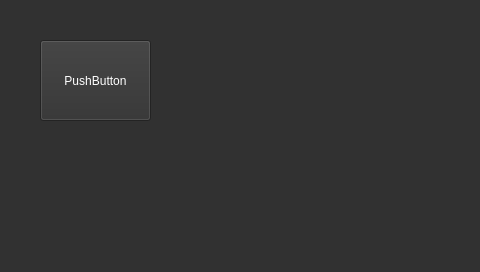
First picture: the form in linux/easyduo.ui, repository elnicoCZ/sqm4_vf6_easyDuo, before the edit.
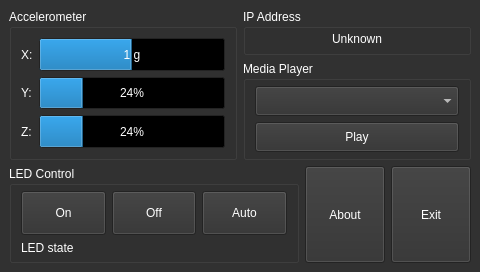
Second picture: the form after the edit.

Commit message: Linux: (Dummy) GUI designed.

What changed in the file:
```diff
--- a/linux/easyduo.ui
+++ b/linux/easyduo.ui
@@ -435,19 +435,397 @@
    <string>MainWindow</string>
   </property>
   <widget class="QWidget" name="centralwidget">
-   <widget class="QPushButton" name="pushButton">
-    <property name="geometry">
-     <rect>
-      <x>40</x>
-      <y>40</y>
-      <width>111</width>
-      <height>81</height>
-     </rect>
-    </property>
-    <property name="text">
-     <string>PushButton</string>
-    </property>
-   </widget>
+   <layout class="QGridLayout" name="gridLayout">
+    <item row="0" column="0">
+     <layout class="QVBoxLayout" name="verticalLayout">
+      <property name="leftMargin">
+       <number>0</number>
+      </property>
+      <item>
+       <layout class="QHBoxLayout" name="horizontalLayout">
+        <item>
+         <widget class="QGroupBox" name="gbxAccel">
+          <property name="title">
+           <string>Accelerometer</string>
+          </property>
+          <layout class="QGridLayout" name="gridLayout_3">
+           <item row="0" column="0">
+            <widget class="QLabel" name="lblAccelX">
+             <property name="text">
+              <string>X:</string>
+             </property>
+            </widget>
+           </item>
+           <item row="0" column="1">
+            <widget class="QProgressBar" name="prgAccelX">
+             <property name="sizePolicy">
+              <sizepolicy hsizetype="Expanding" vsizetype="MinimumExpanding">
+               <horstretch>0</horstretch>
+               <verstretch>0</verstretch>
+              </sizepolicy>
+             </property>
+             <property name="minimumSize">
+              <size>
+               <width>100</width>
+               <height>30</height>
+              </size>
+             </property>
+             <property name="minimum">
+              <number>-2048</number>
+             </property>
+             <property name="maximum">
+              <number>2048</number>
+             </property>
+             <property name="value">
+              <number>1</number>
+             </property>
+             <property name="format">
+              <string>%v g</string>
+             </property>
+            </widget>
+           </item>
+           <item row="1" column="0">
+            <widget class="QLabel" name="lblAccelY">
+             <property name="text">
+              <string>Y:</string>
+             </property>
+            </widget>
+           </item>
+           <item row="1" column="1">
+            <widget class="QProgressBar" name="prgAccelY">
+             <property name="sizePolicy">
+              <sizepolicy hsizetype="Expanding" vsizetype="MinimumExpanding">
+               <horstretch>0</horstretch>
+               <verstretch>0</verstretch>
+              </sizepolicy>
+             </property>
+             <property name="minimumSize">
+              <size>
+               <width>100</width>
+               <height>30</height>
+              </size>
+             </property>
+             <property name="value">
+              <number>24</number>
+             </property>
+            </widget>
+           </item>
+           <item row="2" column="0">
+            <widget class="QLabel" name="lblAccelZ">
+             <property name="text">
+              <string>Z:</string>
+             </property>
+            </widget>
+           </item>
+           <item row="2" column="1">
+            <widget class="QProgressBar" name="prgAccelZ">
+             <property name="sizePolicy">
+              <sizepolicy hsizetype="Expanding" vsizetype="MinimumExpanding">
+               <horstretch>0</horstretch>
+               <verstretch>0</verstretch>
+              </sizepolicy>
+             </property>
+             <property name="minimumSize">
+              <size>
+               <width>100</width>
+               <height>30</height>
+              </size>
+             </property>
+             <property name="value">
+              <number>24</number>
+             </property>
+            </widget>
+           </item>
+          </layout>
+         </widget>
+        </item>
+        <item>
+         <layout class="QVBoxLayout" name="verticalLayout_2" stretch="1,2">
+          <item>
+           <widget class="QGroupBox" name="gbxIpAdddress">
+            <property name="sizePolicy">
+             <sizepolicy hsizetype="Preferred" vsizetype="MinimumExpanding">
+              <horstretch>0</horstretch>
+              <verstretch>0</verstretch>
+             </sizepolicy>
+            </property>
+            <property name="maximumSize">
+             <size>
+              <width>16777215</width>
+              <height>60</height>
+             </size>
+            </property>
+            <property name="title">
+             <string>IP Address</string>
+            </property>
+            <layout class="QVBoxLayout" name="verticalLayout_4">
+             <property name="topMargin">
+              <number>3</number>
+             </property>
+             <property name="bottomMargin">
+              <number>6</number>
+             </property>
+             <item>
+              <widget class="QLabel" name="lblIpAddress">
+               <property name="focusPolicy">
+                <enum>Qt::TabFocus</enum>
+               </property>
+               <property name="text">
+                <string>Unknown</string>
+               </property>
+               <property name="alignment">
+                <set>Qt::AlignCenter</set>
+               </property>
+              </widget>
+             </item>
+            </layout>
+           </widget>
+          </item>
+          <item>
+           <widget class="QGroupBox" name="gbxPlayer">
+            <property name="sizePolicy">
+             <sizepolicy hsizetype="MinimumExpanding" vsizetype="Preferred">
+              <horstretch>0</horstretch>
+              <verstretch>0</verstretch>
+             </sizepolicy>
+            </property>
+            <property name="minimumSize">
+             <size>
+              <width>120</width>
+              <height>0</height>
+             </size>
+            </property>
+            <property name="maximumSize">
+             <size>
+              <width>270</width>
+              <height>16777215</height>
+             </size>
+            </property>
+            <property name="title">
+             <string>Media Player</string>
+            </property>
+            <layout class="QVBoxLayout" name="verticalLayout_3">
+             <property name="topMargin">
+              <number>5</number>
+             </property>
+             <property name="bottomMargin">
+              <number>5</number>
+             </property>
+             <item>
+              <widget class="QComboBox" name="comboBox">
+               <property name="sizePolicy">
+                <sizepolicy hsizetype="MinimumExpanding" vsizetype="MinimumExpanding">
+                 <horstretch>0</horstretch>
+                 <verstretch>0</verstretch>
+                </sizepolicy>
+               </property>
+               <property name="minimumSize">
+                <size>
+                 <width>100</width>
+                 <height>30</height>
+                </size>
+               </property>
+               <property name="maximumSize">
+                <size>
+                 <width>250</width>
+                 <height>50</height>
+                </size>
+               </property>
+               <property name="focusPolicy">
+                <enum>Qt::TabFocus</enum>
+               </property>
+              </widget>
+             </item>
+             <item>
+              <widget class="QPushButton" name="btnPlay">
+               <property name="sizePolicy">
+                <sizepolicy hsizetype="Minimum" vsizetype="MinimumExpanding">
+                 <horstretch>0</horstretch>
+                 <verstretch>0</verstretch>
+                </sizepolicy>
+               </property>
+               <property name="minimumSize">
+                <size>
+                 <width>0</width>
+                 <height>30</height>
+                </size>
+               </property>
+               <property name="maximumSize">
+                <size>
+                 <width>16777215</width>
+                 <height>70</height>
+                </size>
+               </property>
+               <property name="focusPolicy">
+                <enum>Qt::TabFocus</enum>
+               </property>
+               <property name="text">
+                <string>Play</string>
+               </property>
+              </widget>
+             </item>
+            </layout>
+           </widget>
+          </item>
+         </layout>
+        </item>
+       </layout>
+      </item>
+      <item>
+       <layout class="QGridLayout" name="gridLayout_2" columnstretch="4,1,1,0">
+        <property name="sizeConstraint">
+         <enum>QLayout::SetMaximumSize</enum>
+        </property>
+        <item row="0" column="0">
+         <widget class="QGroupBox" name="gbxLed">
+          <property name="sizePolicy">
+           <sizepolicy hsizetype="Preferred" vsizetype="Preferred">
+            <horstretch>0</horstretch>
+            <verstretch>0</verstretch>
+           </sizepolicy>
+          </property>
+          <property name="maximumSize">
+           <size>
+            <width>16777215</width>
+            <height>150</height>
+           </size>
+          </property>
+          <property name="title">
+           <string>LED Control</string>
+          </property>
+          <layout class="QVBoxLayout" name="verticalLayout_5" stretch="3,1">
+           <property name="spacing">
+            <number>-1</number>
+           </property>
+           <property name="topMargin">
+            <number>5</number>
+           </property>
+           <property name="bottomMargin">
+            <number>5</number>
+           </property>
+           <item>
+            <layout class="QHBoxLayout" name="horizontalLayout_2">
+             <property name="spacing">
+              <number>-1</number>
+             </property>
+             <property name="leftMargin">
+              <number>0</number>
+             </property>
+             <item>
+              <widget class="QPushButton" name="btnLedOn">
+               <property name="sizePolicy">
+                <sizepolicy hsizetype="Minimum" vsizetype="MinimumExpanding">
+                 <horstretch>0</horstretch>
+                 <verstretch>0</verstretch>
+                </sizepolicy>
+               </property>
+               <property name="focusPolicy">
+                <enum>Qt::TabFocus</enum>
+               </property>
+               <property name="text">
+                <string>On</string>
+               </property>
+              </widget>
+             </item>
+             <item>
+              <widget class="QPushButton" name="btnLedOff">
+               <property name="sizePolicy">
+                <sizepolicy hsizetype="Minimum" vsizetype="MinimumExpanding">
+                 <horstretch>0</horstretch>
+                 <verstretch>0</verstretch>
+                </sizepolicy>
+               </property>
+               <property name="focusPolicy">
+                <enum>Qt::TabFocus</enum>
+               </property>
+               <property name="text">
+                <string>Off</string>
+               </property>
+              </widget>
+             </item>
+             <item>
+              <widget class="QPushButton" name="btnLedAuto">
+               <property name="sizePolicy">
+                <sizepolicy hsizetype="Minimum" vsizetype="MinimumExpanding">
+                 <horstretch>0</horstretch>
+                 <verstretch>0</verstretch>
+                </sizepolicy>
+               </property>
+               <property name="focusPolicy">
+                <enum>Qt::TabFocus</enum>
+               </property>
+               <property name="text">
+                <string>Auto</string>
+               </property>
+              </widget>
+             </item>
+            </layout>
+           </item>
+           <item>
+            <widget class="QLabel" name="lblLed">
+             <property name="sizePolicy">
+              <sizepolicy hsizetype="Preferred" vsizetype="Preferred">
+               <horstretch>0</horstretch>
+               <verstretch>0</verstretch>
+              </sizepolicy>
+             </property>
+             <property name="text">
+              <string>LED state</string>
+             </property>
+            </widget>
+           </item>
+          </layout>
+         </widget>
+        </item>
+        <item row="0" column="1">
+         <widget class="QPushButton" name="btnAbout">
+          <property name="sizePolicy">
+           <sizepolicy hsizetype="Minimum" vsizetype="MinimumExpanding">
+            <horstretch>0</horstretch>
+            <verstretch>0</verstretch>
+           </sizepolicy>
+          </property>
+          <property name="maximumSize">
+           <size>
+            <width>16777215</width>
+            <height>150</height>
+           </size>
+          </property>
+          <property name="focusPolicy">
+           <enum>Qt::TabFocus</enum>
+          </property>
+          <property name="text">
+           <string>About</string>
+          </property>
+         </widget>
+        </item>
+        <item row="0" column="2">
+         <widget class="QPushButton" name="btnExit">
+          <property name="sizePolicy">
+           <sizepolicy hsizetype="Expanding" vsizetype="MinimumExpanding">
+            <horstretch>0</horstretch>
+            <verstretch>0</verstretch>
+           </sizepolicy>
+          </property>
+          <property name="maximumSize">
+           <size>
+            <width>16777215</width>
+            <height>150</height>
+           </size>
+          </property>
+          <property name="focusPolicy">
+           <enum>Qt::TabFocus</enum>
+          </property>
+          <property name="text">
+           <string>Exit</string>
+          </property>
+         </widget>
+        </item>
+       </layout>
+      </item>
+     </layout>
+    </item>
+   </layout>
   </widget>
  </widget>
  <resources/>
```
Left out of the diff: 19 changed lines with no effect on the pictures.
